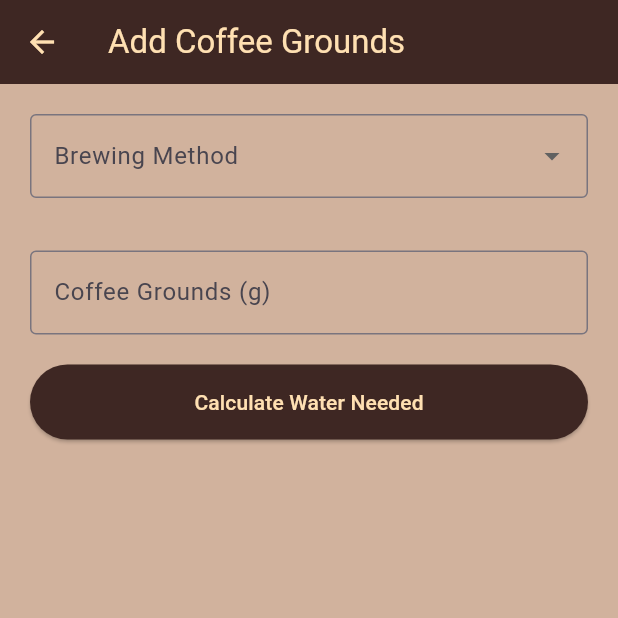
After one commit to Isseeei/CoffeeBrew, a Flutter app: the screen it shows after launch, after a tap on the "add" icon, on a phone screen of 412 x 824 dp, the top half of it. The commit adds this screen. Run offline on Flutter 3.47's test engine with Material 3 defaults, Android fonts, the phone set to English and light mode, and no system bars.

Commit message:
dynamic_ui1

```diff
--- a/lib/Pages/coffee_list.dart
+++ b/lib/Pages/coffee_list.dart
@@ -1,7 +1,7 @@
 import 'package:flutter/material.dart';
 import 'coffee_card.dart'; // Import CoffeeCard widget
 import 'coffee_method.dart'; // Import CoffeeMethod model
-import 'brew_detail_screen.dart'; // Import BrewDetailScreen
+import 'forms.dart'; // Import the new form screen
 
 class CoffeeList extends StatelessWidget {
   final Color background = Color(0xFFD1B29D);
@@ -56,6 +56,16 @@ class CoffeeList extends StatelessWidget {
           ),
         ],
       ),
+      floatingActionButton: FloatingActionButton(
+        backgroundColor: Color(0xFF3E2723),
+        child: Icon(Icons.add, color: Color(0xFFFFE0B2)),
+        onPressed: () {
+          Navigator.push(
+            context,
+            MaterialPageRoute(builder: (context) => CoffeeRatioForm()),
+          );
+        },
+      ),
     );
   }
 }
--- /dev/null
+++ b/lib/Pages/forms.dart
@@ -0,0 +1,147 @@
+import 'package:flutter/material.dart';
+
+class CoffeeRatioForm extends StatefulWidget {
+  const CoffeeRatioForm({super.key});
+
+  @override
+  State<CoffeeRatioForm> createState() => _CoffeeRatioFormState();
+}
+
+class _CoffeeRatioFormState extends State<CoffeeRatioForm> {
+  final _formKey = GlobalKey<FormState>();
+  final TextEditingController _gramsController = TextEditingController();
+
+  String? _selectedMethod;
+  double? _waterAmount;
+
+  final Map<String, double> _brewRatios = {
+    'Pour Over': 16.0,
+    'French Press': 15.0,
+    'Espresso': 2.0,
+    'Cold Brew': 8.0,
+    'AeroPress': 12.0,
+  };
+
+  final Map<String, String> _instructions = {
+    'Pour Over': 'Pour in slow circles, total brew ~3-4 mins.',
+    'French Press': 'Steep for 4 minutes, then plunge slowly.',
+    'Espresso': 'Extraction time: 25–30 seconds.',
+    'Cold Brew': 'Steep 12–18 hours in fridge, then strain.',
+    'AeroPress': 'Stir and press after 1–2 mins. Flip method optional.',
+  };
+
+  void _calculateWater() {
+    if (_formKey.currentState!.validate()) {
+      double grams = double.parse(_gramsController.text);
+      double ratio = _brewRatios[_selectedMethod!] ?? 15.0;
+
+      setState(() {
+        _waterAmount = grams * ratio;
+      });
+    }
+  }
+
+  @override
+  Widget build(BuildContext context) {
+    return Scaffold(
+      appBar: AppBar(
+        title: Text('Add Coffee Grounds'),
+        backgroundColor: Color(0xFF3E2723),
+        foregroundColor: Color(0xFFFFE0B2),
+      ),
+      backgroundColor: Color(0xFFD1B29D),
+      body: Padding(
+        padding: const EdgeInsets.all(20.0),
+        child: Form(
+          key: _formKey,
+          child: Column(
+            children: [
+              DropdownButtonFormField<String>(
+                decoration: InputDecoration(
+                  labelText: 'Brewing Method',
+                  border: OutlineInputBorder(),
+                ),
+                value: _selectedMethod,
+                items: _brewRatios.keys.map((method) {
+                  return DropdownMenuItem(
+                    value: method,
+                    child: Text(method),
+                  );
+                }).toList(),
+                onChanged: (value) {
+                  setState(() {
+                    _selectedMethod = value;
+                    _waterAmount = null;
+                  });
+                },
+                validator: (value) =>
+                value == null ? 'Select a brewing method' : null,
+              ),
+              SizedBox(height: 15),
+
+              // Show Brewing Instructions
+              if (_selectedMethod != null)
+                Container(
+                  padding: EdgeInsets.all(12),
+                  decoration: BoxDecoration(
+                    color: Color(0xFF6F4F37),
+                    borderRadius: BorderRadius.circular(8),
+                  ),
+                  child: Text(
+                    _instructions[_selectedMethod!] ?? '',
+                    style: TextStyle(color: Color(0xFFD1B29D)),
+                  ),
+                ),
+
+              SizedBox(height: 20),
+
+              TextFormField(
+                controller: _gramsController,
+                keyboardType: TextInputType.number,
+                decoration: InputDecoration(
+                  labelText: 'Coffee Grounds (g)',
+                  border: OutlineInputBorder(),
+                ),
+                validator: (value) {
+                  if (value == null || value.isEmpty) {
+                    return 'Enter coffee amount';
+                  }
+                  final parsed = double.tryParse(value);
+                  if (parsed == null || parsed <= 0) {
+                    return 'Enter a valid number';
+                  }
+                  return null;
+                },
+              ),
+              SizedBox(height: 20),
+
+              ElevatedButton(
+                onPressed: _calculateWater,
+                style: ElevatedButton.styleFrom(
+                  backgroundColor: Color(0xFF3E2723),
+                  minimumSize: Size(double.infinity, 50),
+                ),
+                child: Text(
+                  'Calculate Water Needed',
+                  style: TextStyle(color: Color(0xFFFFE0B2)),
+                ),
+              ),
+              SizedBox(height: 30),
+
+              if (_waterAmount != null)
+                Text(
+                  'Use ${_waterAmount!.toStringAsFixed(1)}g of water\nfor $_selectedMethod',
+                  style: TextStyle(
+                    fontSize: 18,
+                    fontWeight: FontWeight.bold,
+                    color: Color(0xFF3E2723),
+                  ),
+                  textAlign: TextAlign.center,
+                ),
+            ],
+          ),
+        ),
+      ),
+    );
+  }
+}
--- a/lib/main.dart
+++ b/lib/main.dart
@@ -1,6 +1,7 @@
 import 'package:flutter/material.dart';
-import 'Pages/coffee_list.dart'; // Import CoffeeList screen
-import 'Pages/profile_screen.dart'; // Import ProfileScreen
+import 'Pages/coffee_list.dart';       // Brew Methods screen
+import 'Pages/profile_screen.dart';    // Profile screen
+import 'Pages/forms.dart';             // CoffeeRatioForm screen
 
 void main() => runApp(CoffeeApp());
 
@@ -23,8 +24,8 @@ class _MainNavigationState extends State<MainNavigation> {
   int _selectedIndex = 0;
 
   final List<Widget> _screens = [
-    CoffeeList(),  // First screen is CoffeeList
-    ProfileScreen(),  // Second screen is ProfileScreen
+    CoffeeList(),
+    ProfileScreen(),
   ];
 
   void _onItemTapped(int index) {
@@ -52,6 +53,20 @@ class _MainNavigationState extends State<MainNavigation> {
           ),
         ],
       ),
+
+      // Show FAB only on Brew Methods tab (index 0)
+      floatingActionButton: _selectedIndex == 0
+          ? FloatingActionButton(
+        backgroundColor: Color(0xFF3E2723),
+        child: Icon(Icons.add, color: Color(0xFFFFE0B2)),
+        onPressed: () {
+          Navigator.push(
+            context,
+            MaterialPageRoute(builder: (context) => CoffeeRatioForm()),
+          );
+        },
+      )
+          : null,
     );
   }
 }
```
